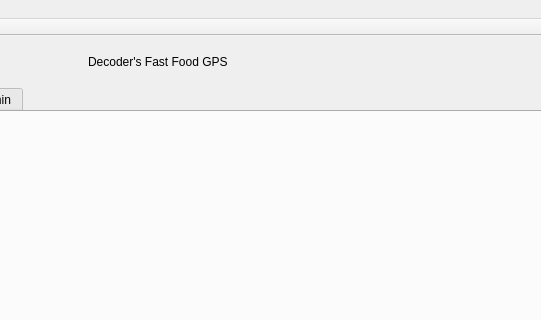
The window that Decoders GUI/mainwindow.ui (kevvaria/Decoders-Repository) describes before a commit, drawn with Qt 5; both pictures show x 172 to 713 and y 0 to 320 of the 886 by 500 pixel window.
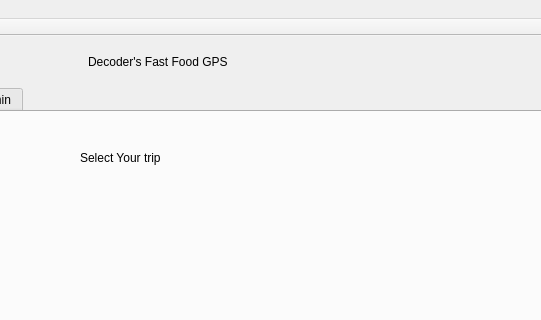
The same window after the commit. The open tabs and pages were chosen to show the change.

Commit message:
Fixed retrieve names
Getting the restaurant names no longer orders alphabetically, makes
reading into objects a little easier.

What changed in the file:
```diff
--- a/Decoders GUI/mainwindow.ui
+++ b/Decoders GUI/mainwindow.ui
@@ -30,6 +30,22 @@
      <attribute name="title">
       <string>Home</string>
      </attribute>
+     <widget class="QLabel" name="label_102">
+      <property name="geometry">
+       <rect>
+        <x>220</x>
+        <y>30</y>
+        <width>381</width>
+        <height>31</height>
+       </rect>
+      </property>
+      <property name="styleSheet">
+       <string notr="true">font: 75 20pt &quot;Comic Sans MS&quot;;</string>
+      </property>
+      <property name="text">
+       <string>Select Your trip</string>
+      </property>
+     </widget>
     </widget>
     <widget class="QWidget" name="tab_2">
      <attribute name="title">
```
Left out of the diff: 7 changed lines with no effect on the pictures. The commit also changes 1 other file.
